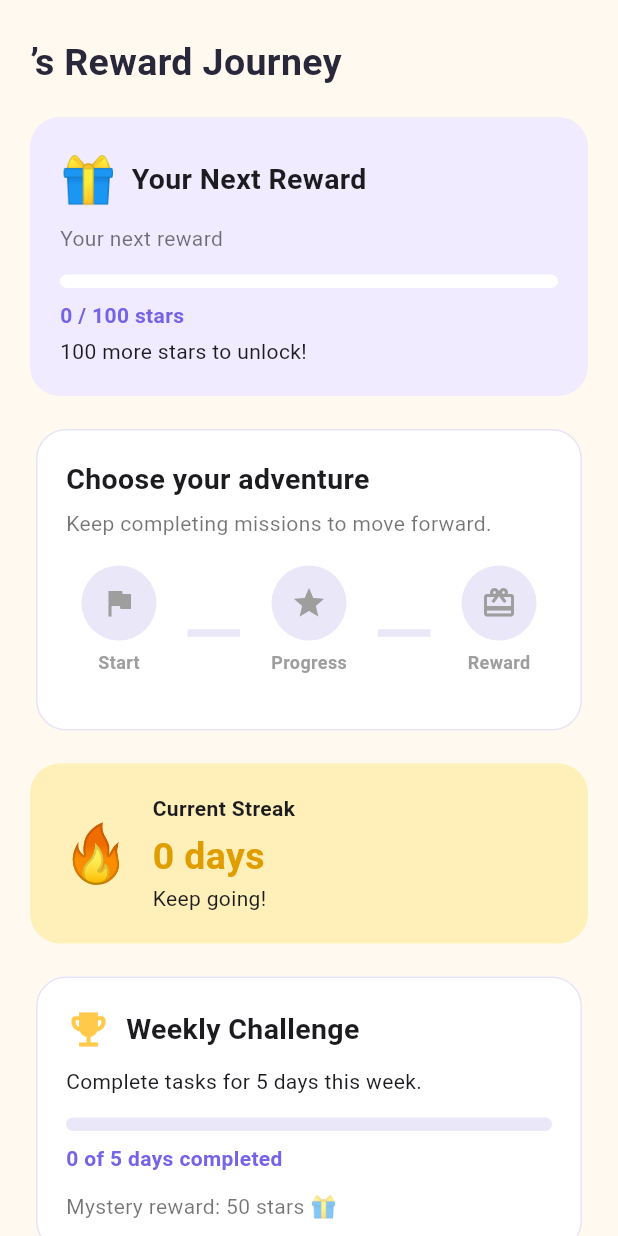
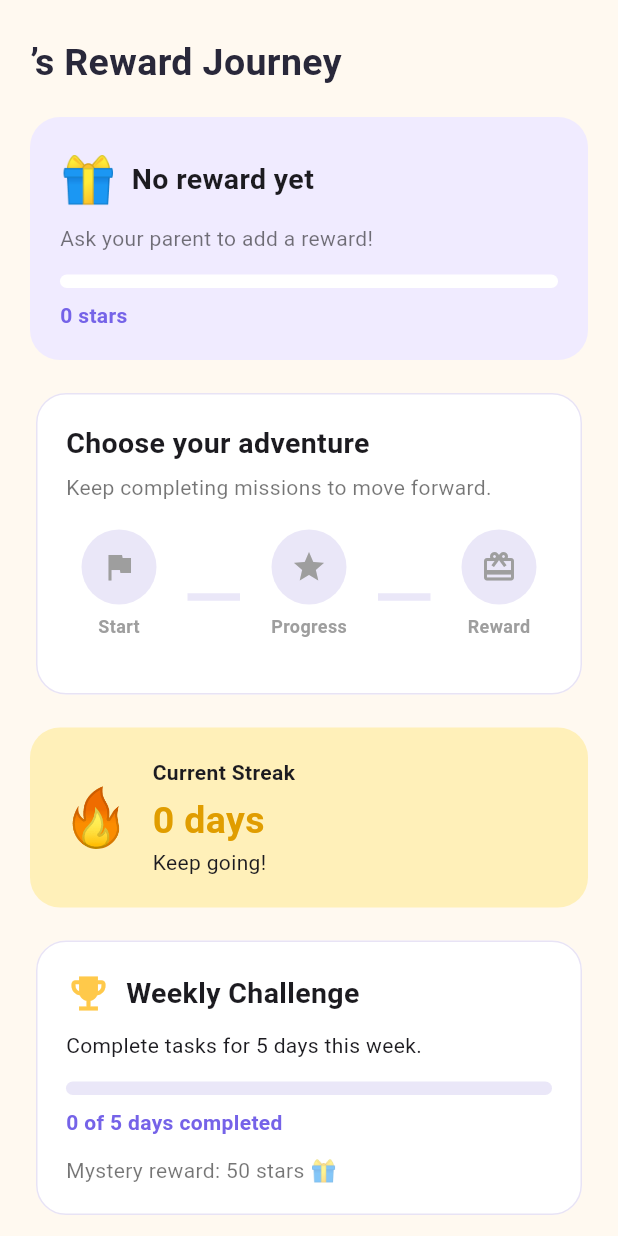
Before and after one commit to SarahAlkhalifah7/SWE463-MobileApplicationDevelopment, a Flutter app: the ChildProgressScreen screen opened directly with empty values, on a phone screen of 412 x 824 dp. Run offline on Flutter 3.47's test engine with Material 3 defaults, Android fonts, the phone set to English and light mode, and no system bars; our stand-ins replace image_picker, shared_preferences; accounts and stored records are empty.

Commit message:
Show today's missions, real next reward and available stars on child screens

```diff
--- a/taskarro/lib/screens/child_progress.dart
+++ b/taskarro/lib/screens/child_progress.dart
@@ -1,7 +1,10 @@
 import 'package:flutter/material.dart';
 
 import '../models/child.dart';
+import '../models/reward.dart';
 import '../models/task.dart';
+import '../services/reward_storage.dart';
+import '../services/star_service.dart';
 import '../services/task_storage.dart';
 
 class ChildProgressScreen extends StatefulWidget {
@@ -18,6 +21,8 @@ class ChildProgressScreen extends StatefulWidget {
 
 class _ChildProgressScreenState extends State<ChildProgressScreen> {
   List<Task> _tasks = [];
+  int _availableStars = 0;
+  Reward? _nextReward;
   bool _isLoading = true;
 
   @override
@@ -27,50 +32,35 @@ class _ChildProgressScreenState extends State<ChildProgressScreen> {
   }
 
   Future<void> _loadProgress() async {
-    final tasks = await TaskStorage.getTasksForChild(
-      widget.child.accessCode,
-    );
+    final childId = widget.child.accessCode;
+    final tasks = await TaskStorage.getTasksForChild(childId);
+    final stars = await StarService.getAvailableStars(childId);
+    final nextReward = await RewardStorage.getNextReward(childId);
 
     if (!mounted) return;
 
     setState(() {
       _tasks = tasks;
+      _availableStars = stars;
+      _nextReward = nextReward;
       _isLoading = false;
     });
   }
 
-  int get _earnedStars {
-    return _tasks
-        .where((task) => task.isCompleted)
-        .fold(0, (total, task) => total + task.stars);
-  }
-
-  int get _completedTasks {
-    return _tasks.where((task) => task.isCompleted).length;
-  }
+  // Counts every completion, so a daily task done 3 days counts 3
+  int get _completedTasks => _tasks.totalCompletions;
 
   int get _completedDaysThisWeek {
-    final days = <String>{};
+    final now = DateTime.now();
+    final weekStart = Task.dateOnly(
+      now.subtract(Duration(days: now.weekday - 1)),
+    );
 
-    for (final task in _tasks) {
-      if (task.isCompleted && task.completedAt != null) {
-        final date = task.completedAt!;
-        final weekStart =
-            DateTime.now().subtract(Duration(days: DateTime.now().weekday - 1));
+    final days = _tasks.completionDays
+        .where((day) => !day.isBefore(weekStart))
+        .length;
 
-        if (!date.isBefore(
-          DateTime(
-            weekStart.year,
-            weekStart.month,
-            weekStart.day,
-          ),
-        )) {
-          days.add('${date.year}-${date.month}-${date.day}');
-        }
-      }
-    }
-
-    return days.length.clamp(0, 5);
+    return days.clamp(0, 5);
   }
 
   @override
@@ -86,9 +76,8 @@ class _ChildProgressScreenState extends State<ChildProgressScreen> {
       );
     }
 
-    const requiredStars = 100;
-    final starProgress =
-        (_earnedStars / requiredStars).clamp(0.0, 1.0).toDouble();
+    // Progress towards the next reward the parent created
+    final starProgress = _nextReward?.progress(_availableStars) ?? 0.0;
     final challengeProgress = (_completedDaysThisWeek / 5)
         .clamp(0.0, 1.0)
         .toDouble();
@@ -111,8 +100,8 @@ class _ChildProgressScreenState extends State<ChildProgressScreen> {
             const SizedBox(height: 18),
 
             _RewardProgressCard(
-              earnedStars: _earnedStars,
-              requiredStars: requiredStars,
+              stars: _availableStars,
+              reward: _nextReward,
               progress: starProgress,
             ),
 
@@ -153,18 +142,19 @@ class _ChildProgressScreenState extends State<ChildProgressScreen> {
 
 class _RewardProgressCard extends StatelessWidget {
   const _RewardProgressCard({
-    required this.earnedStars,
-    required this.requiredStars,
+    required this.stars,
+    required this.reward,
     required this.progress,
   });
 
-  final int earnedStars;
-  final int requiredStars;
+  final int stars;
+  final Reward? reward;
   final double progress;
 
   @override
   Widget build(BuildContext context) {
-    final starsLeft = requiredStars - earnedStars;
+    final reward = this.reward;
+    final starsLeft = reward?.starsNeeded(stars) ?? 0;
 
     return Container(
       padding: const EdgeInsets.all(20),
@@ -175,26 +165,30 @@ class _RewardProgressCard extends StatelessWidget {
       child: Column(
         crossAxisAlignment: CrossAxisAlignment.start,
         children: [
-          const Row(
+          Row(
             children: [
               Text(
-                '🎁',
-                style: TextStyle(fontSize: 30),
+                reward?.icon ?? '🎁',
+                style: const TextStyle(fontSize: 30),
               ),
-              SizedBox(width: 10),
-              Text(
-                'Your Next Reward',
-                style: TextStyle(
+              const SizedBox(width: 10),
+              Expanded(
+                child: Text(
+                  reward?.title ?? 'No reward yet',
+                  style: const TextStyle(
                     fontSize: 19,
                     fontWeight: FontWeight.bold,
+                  ),
                 ),
               ),
             ],
           ),
           const SizedBox(height: 8),
-          const Text(
-            'Your next reward',
-            style: TextStyle(color: Colors.black54),
+          Text(
+            reward == null
+                ? 'Ask your parent to add a reward!'
+                : 'Your next reward',
+            style: const TextStyle(color: Colors.black54),
           ),
           const SizedBox(height: 14),
           LinearProgressIndicator(
@@ -206,18 +200,23 @@ class _RewardProgressCard extends StatelessWidget {
           ),
           const SizedBox(height: 8),
           Text(
-            '$earnedStars / $requiredStars stars',
+            reward == null
+                ? '$stars stars'
+                : '${stars.clamp(0, reward.requiredStars)} / '
+                    '${reward.requiredStars} stars',
             style: const TextStyle(
               fontWeight: FontWeight.bold,
               color: Color(0xFF7563E8),
             ),
           ),
+          if (reward != null) ...[
             const SizedBox(height: 4),
             Text(
               starsLeft > 0
                   ? '$starsLeft more stars to unlock!'
                   : 'Reward unlocked!',
             ),
+          ],
         ],
       ),
     );
--- a/taskarro/lib/services/reward_storage.dart
+++ b/taskarro/lib/services/reward_storage.dart
@@ -32,6 +32,17 @@ class RewardStorage {
     return rewards.where((reward) => reward.childId == childId).toList();
   }
 
+  // The reward the child is working towards:
+  // the cheapest reward that has not been given yet (null if none)
+  static Future<Reward?> getNextReward(String childId) async {
+    final rewards = await getRewardsForChild(childId);
+
+    final activeRewards = rewards.where((reward) => !reward.isRedeemed).toList()
+      ..sort((a, b) => a.requiredStars.compareTo(b.requiredStars));
+
+    return activeRewards.isEmpty ? null : activeRewards.first;
+  }
+
   // Save all rewards
   static Future<void> _saveRewards(List<Reward> rewards) async {
     final prefs = await SharedPreferences.getInstance();
@@ -56,9 +67,7 @@ class RewardStorage {
   static Future<void> updateReward(Reward updatedReward) async {
     final rewards = await getRewards();
 
-    final index = rewards.indexWhere(
-      (reward) => reward.id == updatedReward.id,
-    );
+    final index = rewards.indexWhere((reward) => reward.id == updatedReward.id);
 
     if (index != -1) {
       rewards[index] = updatedReward;
```
Also changed, not shown: taskarro/lib/screens/child_tasks.dart (+58 -25 lines). Lines whose indentation alone changed are shown as unchanged.
